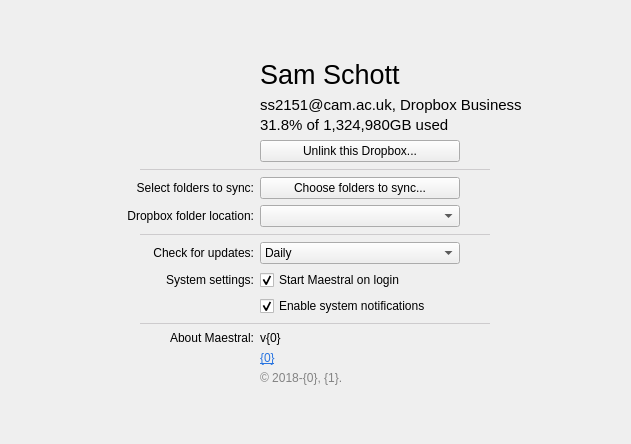
Qt form maestral/gui/resources/settings_window.ui (samschott/maestral) before a commit.
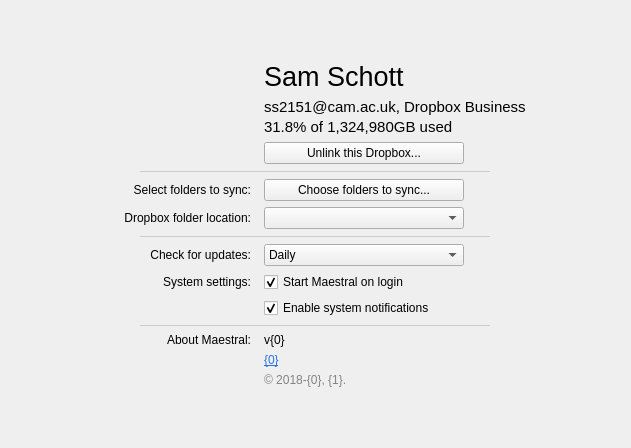
The same form after that commit.

The edit to the form file:
```diff
--- a/maestral/gui/resources/settings_window.ui
+++ b/maestral/gui/resources/settings_window.ui
@@ -7,7 +7,7 @@
     <x>0</x>
     <y>0</y>
     <width>631</width>
-    <height>444</height>
+    <height>448</height>
    </rect>
   </property>
   <property name="sizePolicy">
@@ -52,11 +52,11 @@
     </spacer>
    </item>
    <item>
-    <layout class="QGridLayout" name="gridLayoutMain" columnstretch="2,3">
-     <property name="verticalSpacing">
-      <number>-1</number>
+    <layout class="QGridLayout" name="gridLayoutMain" columnstretch="2,0,0,3">
+     <property name="horizontalSpacing">
+      <number>0</number>
      </property>
-     <item row="5" column="1" alignment="Qt::AlignLeft">
+     <item row="5" column="2" colspan="2" alignment="Qt::AlignLeft">
       <widget class="QComboBox" name="comboBoxDropboxPath">
        <property name="minimumSize">
         <size>
@@ -72,26 +72,89 @@
        </property>
       </widget>
      </item>
-     <item row="4" column="0">
-      <widget class="QLabel" name="labelExcludedFoldersTitle">
+     <item row="0" column="0" rowspan="3" alignment="Qt::AlignRight">
+      <widget class="QLabel" name="labelUserProfilePic">
+       <property name="minimumSize">
+        <size>
+         <width>30</width>
+         <height>0</height>
+        </size>
+       </property>
        <property name="text">
-        <string>Select folders to sync:</string>
+        <string/>
        </property>
        <property name="alignment">
-        <set>Qt::AlignRight|Qt::AlignTrailing|Qt::AlignVCenter</set>
+        <set>Qt::AlignRight|Qt::AlignTop|Qt::AlignTrailing</set>
        </property>
       </widget>
      </item>
-     <item row="7" column="0">
-      <widget class="QLabel" name="labelUpdateInterval">
+     <item row="5" column="0">
+      <widget class="QLabel" name="labelDropboxPathTitle">
        <property name="text">
-        <string>Check for updates:</string>
+        <string>Dropbox folder location:</string>
        </property>
        <property name="alignment">
         <set>Qt::AlignRight|Qt::AlignTrailing|Qt::AlignVCenter</set>
        </property>
       </widget>
      </item>
+     <item row="4" column="3" alignment="Qt::AlignLeft">
+      <widget class="QPushButton" name="pushButtonExcludedFolders">
+       <property name="minimumSize">
+        <size>
+         <width>200</width>
+         <height>0</height>
+        </size>
+       </property>
+       <property name="maximumSize">
+        <size>
+         <width>200</width>
+         <height>16777215</height>
+        </size>
+       </property>
+       <property name="text">
+        <string>Choose folders to sync...</string>
+       </property>
+      </widget>
+     </item>
+     <item row="2" column="3" alignment="Qt::AlignLeft">
+      <widget class="QPushButton" name="pushButtonUnlink">
+       <property name="minimumSize">
+        <size>
+         <width>200</width>
+         <height>0</height>
+        </size>
+       </property>
+       <property name="text">
+        <string>Unlink this Dropbox...</string>
+       </property>
+      </widget>
+     </item>
+     <item row="10" column="0" colspan="4" alignment="Qt::AlignHCenter">
+      <widget class="Line" name="line1">
+       <property name="minimumSize">
+        <size>
+         <width>350</width>
+         <height>0</height>
+        </size>
+       </property>
+       <property name="maximumSize">
+        <size>
+         <width>400</width>
+         <height>16777215</height>
+        </size>
+       </property>
+       <property name="styleSheet">
+        <string notr="true">color: rgb(205, 203, 205)</string>
+       </property>
+       <property name="frameShadow">
+        <enum>QFrame::Plain</enum>
+       </property>
+       <property name="orientation">
+        <enum>Qt::Horizontal</enum>
+       </property>
+      </widget>
+     </item>
      <item row="8" column="0">
       <widget class="QLabel" name="labelSystemSettings">
        <property name="text">
@@ -102,7 +165,149 @@
        </property>
       </widget>
      </item>
-     <item row="1" column="1">
+     <item row="0" column="3" alignment="Qt::AlignLeft">
+      <widget class="QLabel" name="labelAccountName">
+       <property name="font">
+        <font>
+         <pointsize>20</pointsize>
+        </font>
+       </property>
+       <property name="text">
+        <string>Sam Schott</string>
+       </property>
+      </widget>
+     </item>
+     <item row="11" column="3" alignment="Qt::AlignLeft">
+      <widget class="QLabel" name="labelVersion">
+       <property name="text">
+        <string>&lt;html&gt;&lt;head/&gt;&lt;body&gt;&lt;p&gt;v{0}&lt;/p&gt;&lt;/body&gt;&lt;/html&gt;</string>
+       </property>
+       <property name="textFormat">
+        <enum>Qt::RichText</enum>
+       </property>
+       <property name="alignment">
+        <set>Qt::AlignLeading|Qt::AlignLeft|Qt::AlignVCenter</set>
+       </property>
+      </widget>
+     </item>
+     <item row="7" column="0">
+      <widget class="QLabel" name="labelUpdateInterval">
+       <property name="text">
+        <string>Check for updates:</string>
+       </property>
+       <property name="alignment">
+        <set>Qt::AlignRight|Qt::AlignTrailing|Qt::AlignVCenter</set>
+       </property>
+      </widget>
+     </item>
+     <item row="6" column="0" colspan="4" alignment="Qt::AlignHCenter">
+      <widget class="Line" name="line0">
+       <property name="minimumSize">
+        <size>
+         <width>350</width>
+         <height>0</height>
+        </size>
+       </property>
+       <property name="maximumSize">
+        <size>
+         <width>400</width>
+         <height>16777215</height>
+        </size>
+       </property>
+       <property name="styleSheet">
+        <string notr="true">color: rgb(205, 203, 205)</string>
+       </property>
+       <property name="frameShadow">
+        <enum>QFrame::Plain</enum>
+       </property>
+       <property name="orientation">
+        <enum>Qt::Horizontal</enum>
+       </property>
+      </widget>
+     </item>
+     <item row="13" column="3" alignment="Qt::AlignLeft">
+      <widget class="QLabel" name="labelCopyright">
+       <property name="text">
+        <string>&lt;html&gt;&lt;head/&gt;&lt;body&gt;&lt;p&gt;&lt;span style=&quot; color:#838383;&quot;&gt;© 2018-{0}, {1}. &lt;/span&gt;&lt;/p&gt;&lt;/body&gt;&lt;/html&gt;</string>
+       </property>
+      </widget>
+     </item>
+     <item row="4" column="0">
+      <widget class="QLabel" name="labelExcludedFoldersTitle">
+       <property name="text">
+        <string>Select folders to sync:</string>
+       </property>
+       <property name="alignment">
+        <set>Qt::AlignRight|Qt::AlignTrailing|Qt::AlignVCenter</set>
+       </property>
+      </widget>
+     </item>
+     <item row="3" column="0" colspan="4" alignment="Qt::AlignHCenter">
+      <widget class="Line" name="line2">
+       <property name="minimumSize">
+        <size>
+         <width>350</width>
+         <height>0</height>
+        </size>
+       </property>
+       <property name="maximumSize">
+        <size>
+         <width>400</width>
+         <height>16777215</height>
+        </size>
+       </property>
+       <property name="styleSheet">
+        <string notr="true">color: rgb(205, 203, 205)</string>
+       </property>
+       <property name="frameShadow">
+        <enum>QFrame::Plain</enum>
+       </property>
+       <property name="orientation">
+        <enum>Qt::Horizontal</enum>
+       </property>
+      </widget>
+     </item>
+     <item row="11" column="0">
+      <widget class="QLabel" name="labelAboutTitle">
+       <property name="text">
+        <string>About Maestral:</string>
+       </property>
+       <property name="alignment">
+        <set>Qt::AlignRight|Qt::AlignTop|Qt::AlignTrailing</set>
+       </property>
+      </widget>
+     </item>
+     <item row="9" column="3" alignment="Qt::AlignLeft">
+      <widget class="QCheckBox" name="checkBoxNotifications">
+       <property name="text">
+        <string>Enable system notifications</string>
+       </property>
+       <property name="checked">
+        <bool>true</bool>
+       </property>
+      </widget>
+     </item>
+     <item row="8" column="3" alignment="Qt::AlignLeft">
+      <widget class="QCheckBox" name="checkBoxStartup">
+       <property name="text">
+        <string>Start Maestral on login</string>
+       </property>
+       <property name="checked">
+        <bool>true</bool>
+       </property>
+      </widget>
+     </item>
+     <item row="12" column="3" alignment="Qt::AlignLeft">
+      <widget class="QLabel" name="labelUrl">
+       <property name="text">
+        <string>&lt;html&gt;&lt;head/&gt;&lt;body&gt;&lt;p&gt;&lt;a href=&quot;{0}&quot;&gt;&lt;span style=&quot; text-decoration: underline; color:#2874e1;&quot;&gt;{0}&lt;/span&gt;&lt;/a&gt;&lt;/p&gt;&lt;/body&gt;&lt;/html&gt;</string>
+       </property>
+       <property name="openExternalLinks">
+        <bool>true</bool>
+       </property>
+      </widget>
+     </item>
+     <item row="1" column="3">
       <layout class="QVBoxLayout" name="verticalLayoutAccountInfo">
        <property name="spacing">
         <number>2</number>
@@ -133,65 +338,7 @@
        </item>
       </layout>
      </item>
-     <item row="6" column="0" colspan="2" alignment="Qt::AlignHCenter">
-      <widget class="Line" name="line0">
-       <property name="minimumSize">
-        <size>
-         <width>350</width>
-         <height>0</height>
-        </size>
-       </property>
-       <property name="maximumSize">
-        <size>
-         <width>400</width>
-         <height>16777215</height>
-        </size>
-       </property>
-       <property name="styleSheet">
-        <string notr="true">color: rgb(205, 203, 205)</string>
-       </property>
-       <property name="frameShadow">
-        <enum>QFrame::Plain</enum>
-       </property>
-       <property name="orientation">
-        <enum>Qt::Horizontal</enum>
-       </property>
-      </widget>
-     </item>
-     <item row="11" column="0">
-      <widget class="QLabel" name="labelAboutTitle">
-       <property name="text">
-        <string>About Maestral:</string>
-       </property>
-       <property name="alignment">
-        <set>Qt::AlignRight|Qt::AlignTop|Qt::AlignTrailing</set>
-       </property>
-      </widget>
-     </item>
-     <item row="11" column="1" alignment="Qt::AlignLeft">
-      <widget class="QLabel" name="labelVersion">
-       <property name="text">
-        <string>&lt;html&gt;&lt;head/&gt;&lt;body&gt;&lt;p&gt;v{0}&lt;/p&gt;&lt;/body&gt;&lt;/html&gt;</string>
-       </property>
-       <property name="textFormat">
-        <enum>Qt::RichText</enum>
-       </property>
-       <property name="alignment">
-        <set>Qt::AlignLeading|Qt::AlignLeft|Qt::AlignVCenter</set>
-       </property>
-      </widget>
-     </item>
-     <item row="9" column="1" alignment="Qt::AlignLeft">
-      <widget class="QCheckBox" name="checkBoxNotifications">
-       <property name="text">
-        <string>Enable system notifications</string>
-       </property>
-       <property name="checked">
-        <bool>true</bool>
-       </property>
-      </widget>
-     </item>
-     <item row="7" column="1" alignment="Qt::AlignLeft">
+     <item row="7" column="2" colspan="2" alignment="Qt::AlignLeft">
       <widget class="QComboBox" name="comboBoxUpdateInterval">
        <property name="minimumSize">
         <size>
@@ -227,150 +374,35 @@
        </item>
       </widget>
      </item>
-     <item row="13" column="1" alignment="Qt::AlignLeft">
-      <widget class="QLabel" name="labelCopyright">
-       <property name="text">
-        <string>&lt;html&gt;&lt;head/&gt;&lt;body&gt;&lt;p&gt;&lt;span style=&quot; color:#838383;&quot;&gt;© 2018-{0}, {1}. &lt;/span&gt;&lt;/p&gt;&lt;/body&gt;&lt;/html&gt;</string>
-       </property>
-      </widget>
-     </item>
-     <item row="0" column="1" alignment="Qt::AlignLeft">
-      <widget class="QLabel" name="labelAccountName">
-       <property name="font">
-        <font>
-         <pointsize>20</pointsize>
-        </font>
-       </property>
-       <property name="text">
-        <string>Sam Schott</string>
-       </property>
-      </widget>
-     </item>
-     <item row="8" column="1" alignment="Qt::AlignLeft">
-      <widget class="QCheckBox" name="checkBoxStartup">
-       <property name="text">
-        <string>Start Maestral on login</string>
-       </property>
-       <property name="checked">
-        <bool>true</bool>
-       </property>
-      </widget>
-     </item>
-     <item row="12" column="1" alignment="Qt::AlignLeft">
-      <widget class="QLabel" name="labelUrl">
-       <property name="text">
-        <string>&lt;html&gt;&lt;head/&gt;&lt;body&gt;&lt;p&gt;&lt;a href=&quot;{0}&quot;&gt;&lt;span style=&quot; text-decoration: underline; color:#2874e1;&quot;&gt;{0}&lt;/span&gt;&lt;/a&gt;&lt;/p&gt;&lt;/body&gt;&lt;/html&gt;</string>
-       </property>
-       <property name="openExternalLinks">
-        <bool>true</bool>
-       </property>
-      </widget>
-     </item>
-     <item row="3" column="0" colspan="2" alignment="Qt::AlignHCenter">
-      <widget class="Line" name="line2">
+     <item row="4" column="1">
+      <widget class="QLabel" name="hprizontalSpacer">
        <property name="minimumSize">
         <size>
-         <width>350</width>
+         <width>13</width>
          <height>0</height>
         </size>
        </property>
-       <property name="maximumSize">
-        <size>
-         <width>400</width>
-         <height>16777215</height>
-        </size>
-       </property>
-       <property name="styleSheet">
-        <string notr="true">color: rgb(205, 203, 205)</string>
-       </property>
-       <property name="frameShadow">
-        <enum>QFrame::Plain</enum>
-       </property>
-       <property name="orientation">
-        <enum>Qt::Horizontal</enum>
-       </property>
-      </widget>
-     </item>
-     <item row="4" column="1" alignment="Qt::AlignLeft">
-      <widget class="QPushButton" name="pushButtonExcludedFolders">
-       <property name="minimumSize">
-        <size>
-         <width>200</width>
-         <height>0</height>
-        </size>
-       </property>
-       <property name="maximumSize">
-        <size>
-         <width>200</width>
-         <height>16777215</height>
-        </size>
-       </property>
        <property name="text">
-        <string>Choose folders to sync...</string>
+        <string/>
        </property>
       </widget>
      </item>
-     <item row="10" column="0" colspan="2" alignment="Qt::AlignHCenter">
-      <widget class="Line" name="line1">
+     <item row="4" column="2">
+      <widget class="QLabel" name="spacerMacOS">
        <property name="minimumSize">
         <size>
-         <width>350</width>
+         <width>0</width>
          <height>0</height>
         </size>
        </property>
        <property name="maximumSize">
         <size>
-         <width>400</width>
+         <width>0</width>
          <height>16777215</height>
         </size>
        </property>
-       <property name="styleSheet">
-        <string notr="true">color: rgb(205, 203, 205)</string>
-       </property>
-       <property name="frameShadow">
-        <enum>QFrame::Plain</enum>
-       </property>
-       <property name="orientation">
-        <enum>Qt::Horizontal</enum>
-       </property>
-      </widget>
-     </item>
-     <item row="0" column="0" rowspan="3" alignment="Qt::AlignRight">
-      <widget class="QLabel" name="labelUserProfilePic">
-       <property name="minimumSize">
-        <size>
-         <width>30</width>
-         <height>0</height>
-        </size>
-       </property>
        <property name="text">
         <string/>
-       </property>
-       <property name="alignment">
-        <set>Qt::AlignRight|Qt::AlignTop|Qt::AlignTrailing</set>
-       </property>
-      </widget>
-     </item>
-     <item row="2" column="1" alignment="Qt::AlignLeft">
-      <widget class="QPushButton" name="pushButtonUnlink">
-       <property name="minimumSize">
-        <size>
-         <width>200</width>
-         <height>0</height>
-        </size>
-       </property>
-       <property name="text">
-        <string>Unlink this Dropbox...</string>
-       </property>
-      </widget>
-     </item>
-     <item row="5" column="0">
-      <widget class="QLabel" name="labelDropboxPathTitle">
-       <property name="text">
-        <string>Dropbox folder location:</string>
-       </property>
-       <property name="alignment">
-        <set>Qt::AlignRight|Qt::AlignTrailing|Qt::AlignVCenter</set>
        </property>
       </widget>
      </item>
```
Left out of the diff: 4 changed lines with no effect on the pictures.
